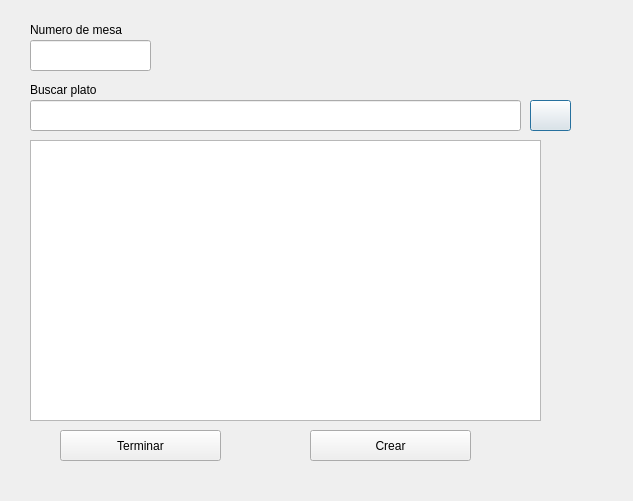
Above: UI/crearOrden.ui from ry3en/sushivent0.003 before the change. Below: the same form after it.
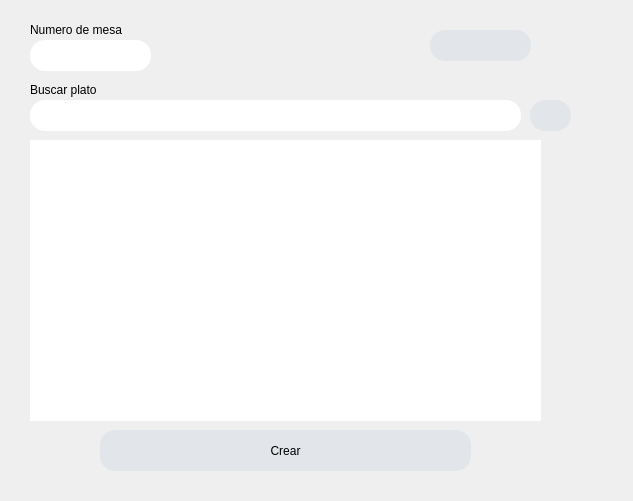
That is the form after the change. Icons and pictures are not drawn.

Patch:
```diff
--- a/UI/crearOrden.ui
+++ b/UI/crearOrden.ui
@@ -28,6 +28,9 @@
      <height>31</height>
     </rect>
    </property>
+   <property name="styleSheet">
+    <string notr="true">border-radius: 15px;</string>
+   </property>
   </widget>
   <widget class="QLabel" name="label_2">
    <property name="geometry">
@@ -51,6 +54,10 @@
      <height>31</height>
     </rect>
    </property>
+   <property name="styleSheet">
+    <string notr="true">border-radius: 15px;
+background-color:rgb(226, 230, 234)</string>
+   </property>
    <property name="text">
     <string/>
    </property>
@@ -68,39 +75,37 @@
      <height>281</height>
     </rect>
    </property>
-  </widget>
-  <widget class="QPushButton" name="pushButton_finish">
-   <property name="geometry">
-    <rect>
-     <x>60</x>
-     <y>430</y>
-     <width>161</width>
-     <height>31</height>
-    </rect>
-   </property>
-   <property name="text">
-    <string>Terminar</string>
+   <property name="styleSheet">
+    <string notr="true">border-radius: 15px;
+</string>
    </property>
   </widget>
   <widget class="QPushButton" name="pushButton_create">
    <property name="geometry">
     <rect>
-     <x>310</x>
+     <x>100</x>
      <y>430</y>
-     <width>161</width>
-     <height>31</height>
+     <width>371</width>
+     <height>41</height>
     </rect>
    </property>
+   <property name="styleSheet">
+    <string notr="true">border-radius: 15px;
+background-color:rgb(226, 230, 234)</string>
+   </property>
    <property name="text">
     <string>Crear</string>
    </property>
+   <property name="checkable">
+    <bool>false</bool>
+   </property>
   </widget>
   <widget class="QLabel" name="label_3">
    <property name="geometry">
     <rect>
      <x>30</x>
      <y>20</y>
-     <width>121</width>
+     <width>101</width>
      <height>21</height>
     </rect>
    </property>
@@ -117,6 +122,9 @@
      <height>31</height>
     </rect>
    </property>
+   <property name="styleSheet">
+    <string notr="true">border-radius: 15px;</string>
+   </property>
   </widget>
   <widget class="QLabel" name="label">
    <property name="geometry">
@@ -134,12 +142,16 @@
   <widget class="QLabel" name="label_user">
    <property name="geometry">
     <rect>
-     <x>480</x>
-     <y>20</y>
-     <width>71</width>
+     <x>430</x>
+     <y>30</y>
+     <width>101</width>
      <height>31</height>
     </rect>
    </property>
+   <property name="styleSheet">
+    <string notr="true">border-radius: 15px;
+background-color:rgb(226, 230, 234)</string>
+   </property>
    <property name="text">
     <string/>
    </property>
```
Left out of the diff: 19 changed lines with no effect on the pictures.
